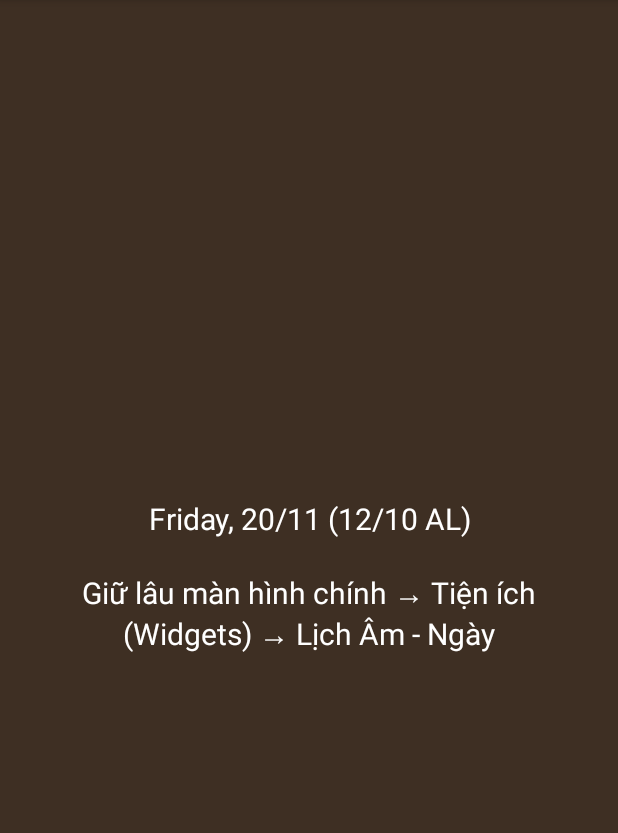
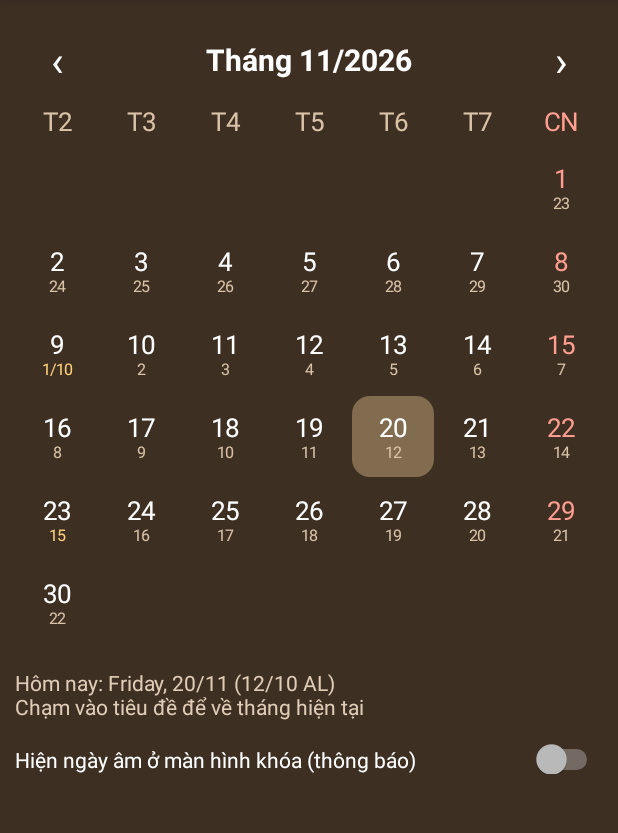
Before and after one commit to anhtiepMHP/LichAmOppo, an Android app: the screen it shows after launch (MainActivity), on a phone screen of 412 x 824 dp, the part 84-917 px from its top. Run offline under Robolectric (Android 15) with nearby library versions, the phone set to English and light mode, and no system bars; 2 statements that could not run were skipped.

Commit message:
Update MainActivity.kt

```diff
--- a/app/src/main/java/vn/licham/MainActivity.kt
+++ b/app/src/main/java/vn/licham/MainActivity.kt
@@ -1,23 +1,131 @@
 package vn.licham
 
+import android.Manifest
 import android.app.Activity
+import android.content.pm.PackageManager
 import android.graphics.Color
+import android.graphics.Typeface
+import android.graphics.drawable.GradientDrawable
+import android.os.Build
 import android.os.Bundle
+import android.text.SpannableStringBuilder
+import android.text.Spanned
+import android.text.style.ForegroundColorSpan
+import android.text.style.RelativeSizeSpan
 import android.view.Gravity
+import android.widget.GridLayout
+import android.widget.LinearLayout
+import android.widget.Switch
 import android.widget.TextView
+import java.util.Calendar
+
+private val RED = Color.parseColor("#FF9E91")
+private val DIM = Color.parseColor("#D9C3A8")
+private val GOLD = Color.parseColor("#FFD27D")
 
 class MainActivity : Activity() {
+    private var year = 0
+    private var month = 0
+    private lateinit var title: TextView
+    private lateinit var grid: GridLayout
+
+    private fun dp(v: Int) = (v * resources.displayMetrics.density).toInt()
+
     override fun onCreate(b: Bundle?) {
         super.onCreate(b)
-        val tv = TextView(this).apply {
-            text = DateWidget.todayText() +
-                "\n\nGiữ lâu màn hình chính → Tiện ích (Widgets) → Lịch Âm - Ngày"
-            textSize = 20f
+        val now = Calendar.getInstance()
+        year = now.get(Calendar.YEAR); month = now.get(Calendar.MONTH) + 1
+
+        val root = LinearLayout(this).apply {
+            orientation = LinearLayout.VERTICAL
+            setBackgroundColor(Color.parseColor("#3E2F23"))
+            setPadding(dp(10), dp(16), dp(10), dp(10))
+        }
+        title = TextView(this).apply {
+            textSize = 20f; setTextColor(Color.WHITE); gravity = Gravity.CENTER
+            setTypeface(null, Typeface.BOLD)
+            setOnClickListener {
+                val n = Calendar.getInstance()
+                year = n.get(Calendar.YEAR); month = n.get(Calendar.MONTH) + 1; render()
+            }
+        }
+        val head = LinearLayout(this).apply { gravity = Gravity.CENTER_VERTICAL }
+        head.addView(nav("‹", -1), LinearLayout.LayoutParams(dp(56), dp(48)))
+        head.addView(title, LinearLayout.LayoutParams(0, LinearLayout.LayoutParams.WRAP_CONTENT, 1f))
+        head.addView(nav("›", 1), LinearLayout.LayoutParams(dp(56), dp(48)))
+        grid = GridLayout(this).apply { columnCount = 7 }
+        val foot = TextView(this).apply {
+            text = "Hôm nay: " + DateWidget.todayText() + "\nChạm vào tiêu đề để về tháng hiện tại"
+            textSize = 14f; setTextColor(Color.parseColor("#E0CDB8")); setPadding(0, dp(16), 0, 0)
+        }
+        val sw = Switch(this).apply {
+            text = "Hiện ngày âm ở màn hình khóa (thông báo)"
             setTextColor(Color.WHITE)
-            setBackgroundColor(Color.parseColor("#3E2F23"))
-            gravity = Gravity.CENTER
-            setPadding(48, 48, 48, 48)
+            isChecked = DateNotifier.isOn(this@MainActivity)
+            setPadding(0, dp(16), 0, 0)
+            setOnCheckedChangeListener { _, on -> DateNotifier.setOn(this@MainActivity, on) }
         }
-        setContentView(tv)
+        root.addView(head); root.addView(grid); root.addView(foot); root.addView(sw)
+        setContentView(root)
+        if (Build.VERSION.SDK_INT >= 33 &&
+            checkSelfPermission(Manifest.permission.POST_NOTIFICATIONS) != PackageManager.PERMISSION_GRANTED
+        ) requestPermissions(arrayOf(Manifest.permission.POST_NOTIFICATIONS), 1)
+        render()
+    }
+
+    override fun onResume() {
+        super.onResume()
+        DateNotifier.refresh(this)
+    }
+
+    private fun nav(s: String, d: Int) = TextView(this).apply {
+        text = s; textSize = 28f; setTextColor(Color.WHITE); gravity = Gravity.CENTER
+        setOnClickListener {
+            month += d
+            if (month > 12) { month = 1; year++ } else if (month < 1) { month = 12; year-- }
+            render()
+        }
+    }
+
+    private fun cellView(t: CharSequence, color: Int, today: Boolean) = TextView(this).apply {
+        text = t; setTextColor(color); textSize = 17f; gravity = Gravity.CENTER
+        if (today) background = GradientDrawable().apply {
+            cornerRadius = dp(12).toFloat(); setColor(Color.parseColor("#66E9C892"))
+        }
+    }
+
+    private fun lp(row: Int, col: Int, h: Int) = GridLayout.LayoutParams(
+        GridLayout.spec(row), GridLayout.spec(col, 1, GridLayout.FILL, 1f)
+    ).apply { width = 0; height = h; setMargins(dp(1), dp(1), dp(1), dp(1)) }
+
+    private fun render() {
+        title.text = "Tháng $month/$year"
+        grid.removeAllViews()
+        val names = arrayOf("T2", "T3", "T4", "T5", "T6", "T7", "CN")
+        for (i in 0..6) grid.addView(
+            cellView(SpannableStringBuilder(names[i]), if (i == 6) RED else DIM, false), lp(0, i, dp(32))
+        )
+        val first = Calendar.getInstance().apply { clear(); set(year, month - 1, 1) }
+        val offset = (first.get(Calendar.DAY_OF_WEEK) + 5) % 7
+        val days = first.getActualMaximum(Calendar.DAY_OF_MONTH)
+        val t = Calendar.getInstance()
+        for (d in 1..days) {
+            val pos = offset + d - 1
+            val l = LunarCalc.convert(d, month, year)
+            val lt = if (l.day == 1) "${l.day}/${l.month}" else "${l.day}"
+            val sb = SpannableStringBuilder("$d\n$lt")
+            val s = d.toString().length + 1
+            sb.setSpan(RelativeSizeSpan(0.62f), s, sb.length, Spanned.SPAN_EXCLUSIVE_EXCLUSIVE)
+            sb.setSpan(
+                ForegroundColorSpan(if (l.day == 1 || l.day == 15) GOLD else DIM),
+                s, sb.length, Spanned.SPAN_EXCLUSIVE_EXCLUSIVE
+            )
+            val today = t.get(Calendar.YEAR) == year && t.get(Calendar.MONTH) + 1 == month &&
+                    t.get(Calendar.DAY_OF_MONTH) == d
+            grid.addView(
+                cellView(sb, if (pos % 7 == 6) RED else Color.WHITE, today),
+                lp(1 + pos / 7, pos % 7, dp(54))
+            )
+        }
     }
 }
```
